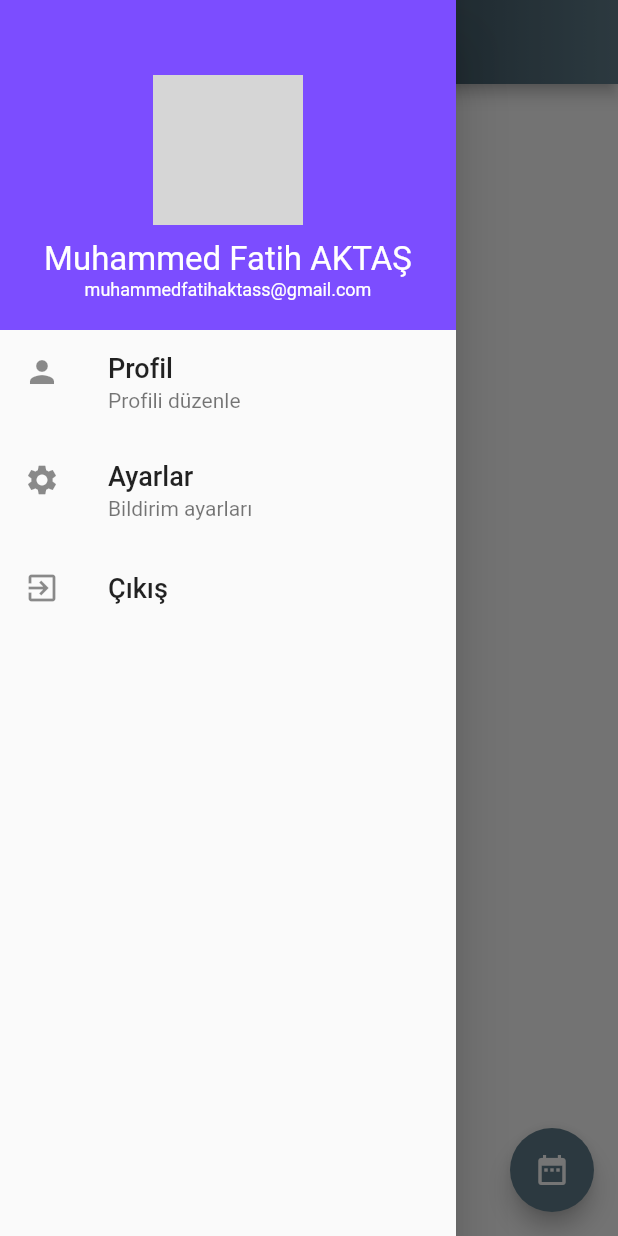
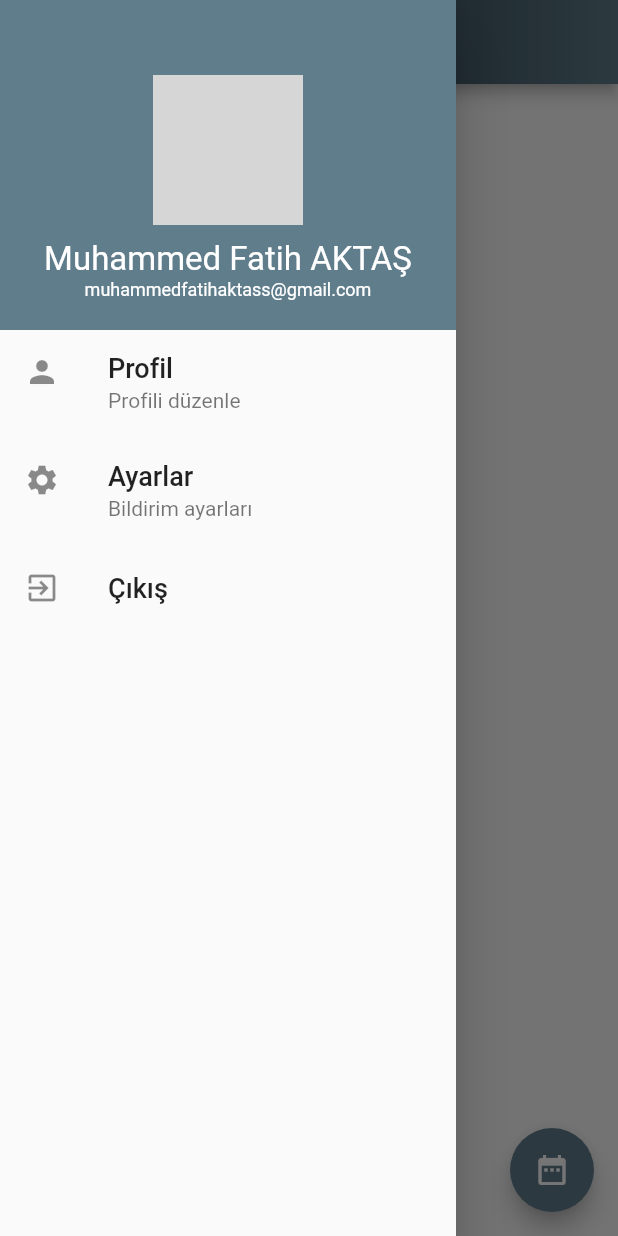
Before and after one commit to mfabank/randevusistemi, a Flutter app: the HomePage screen opened directly, with the side drawer open, on a phone screen of 412 x 824 dp. Run offline on Flutter 3.47's test engine with Material 2 defaults, Android fonts, the phone set to English and light mode, and no system bars; our stand-ins replace gradient_app_bar; network calls fail; grey boxes are pictures that could not be loaded.

```diff
--- a/lib/screens/drawerpage.dart
+++ b/lib/screens/drawerpage.dart
@@ -12,7 +12,7 @@ class DrawerPage extends StatelessWidget {
           Container(
             width: double.infinity,
             padding: EdgeInsets.all(20),
-            color: Colors.deepPurpleAccent,
+            color: Colors.blueGrey,
             child: Column(
               children: [
                 Container(
@@ -23,7 +23,7 @@ class DrawerPage extends StatelessWidget {
                     shape: BoxShape.circle,
                     image: DecorationImage(
                         image: NetworkImage(
-                            "https://cdn.pixabay.com/photo/2016/03/12/23/18/man-1253004_960_720.jpg"),
+                            "https://cdn.pixabay.com/photo/2014/04/03/10/32/businessman-310819_960_720.png"),
                         fit: BoxFit.fill),
                   ),
                 ),
--- a/lib/screens/homepage.dart
+++ b/lib/screens/homepage.dart
@@ -1,8 +1,6 @@
 import 'package:flutter/material.dart';
 import 'package:gradient_app_bar/gradient_app_bar.dart';
 import 'drawerpage.dart';
-
-
 
 class HomePage extends StatefulWidget {
   @override
@@ -10,7 +8,15 @@ class HomePage extends StatefulWidget {
 }
 
 class _HomePageState extends State<HomePage> {
-  DateTime _dateTime;
+
+  TimeOfDay _timeOfDay;
+
+  @override
+  void initState() {
+
+    super.initState();
+    _timeOfDay=TimeOfDay.now();
+  }
   @override
   Widget build(BuildContext context) {
     return Scaffold(
@@ -31,6 +37,10 @@ class _HomePageState extends State<HomePage> {
               "${selectedDate.toLocal()}".split(' ')[0],
               style: TextStyle(fontSize: 55, fontWeight: FontWeight.bold),
             ),
+            Text(
+              "${_timeOfDay.hour}:${_timeOfDay.minute}".split(' ')[0],
+              style: TextStyle(fontSize: 55, fontWeight: FontWeight.bold),
+            ),
           ],
         ),
       ),
@@ -38,8 +48,11 @@ class _HomePageState extends State<HomePage> {
         child: Icon(Icons.date_range),
         backgroundColor: Colors.blueGrey,
         onPressed: () {
+
           _selectDate(context);
+
         },
+
       ),
     );
   }
@@ -53,14 +66,26 @@ class _HomePageState extends State<HomePage> {
       initialDate: DateTime.now(),
       firstDate: DateTime(2000),
       lastDate: DateTime(2100),
-      builder: (context, child) => Theme(data: ThemeData.dark(), child: child),
+      builder: (context, child) => Theme(data: ThemeData(primarySwatch:Colors.blueGrey,primaryColor: Colors.white,accentColor: Colors.transparent), child: child),
     );
     if (picked != null && picked != selectedDate)
       setState(() {
         selectedDate = picked;
+        _pickTime();
       });
-
   }
 
 
+  _pickTime() async {
+    TimeOfDay timeOfDay =await showTimePicker(context: context,initialTime:_timeOfDay,
+        builder: (context, child) {
+          return(Theme(data: ThemeData(primarySwatch:Colors.blueGrey,primaryColor: Colors.white,accentColor: Colors.blueGrey[100]), child:child));
+        });
+
+
+    if(timeOfDay!=null)
+      setState(() {
+        _timeOfDay=timeOfDay;
+      });
+  }
 }
--- a/pubspec.yaml
+++ b/pubspec.yaml
@@ -33,6 +33,7 @@ dependencies:
   firebase: ^7.3.0
   firebase_auth: ^0.18.0+1
   gradient_app_bar: ^0.0.1
+
 
 
 dev_dependencies:
```
